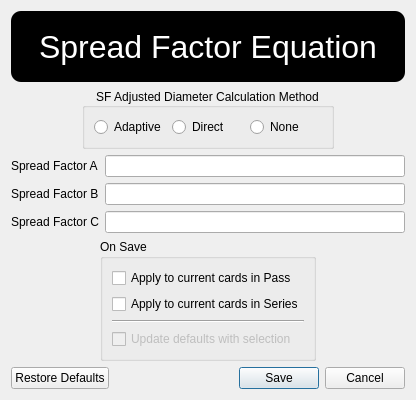
The window that resources/editSpreadFactors.ui (gill14/AccuPatt) describes before a commit, drawn with Qt 5.
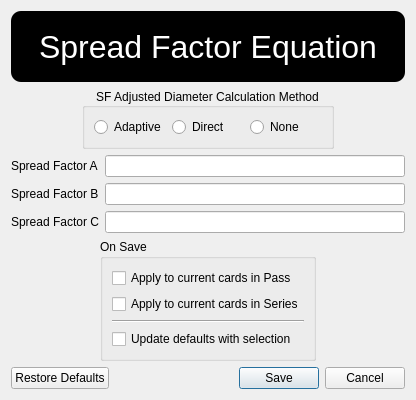
The same window after the commit.

Commit message: edit spread - update/reset defaults

The edit to the form file:
```diff
--- a/resources/editSpreadFactors.ui
+++ b/resources/editSpreadFactors.ui
@@ -234,7 +234,7 @@
         <item>
          <widget class="QCheckBox" name="checkBoxUpdateDefaults">
           <property name="enabled">
-           <bool>false</bool>
+           <bool>true</bool>
           </property>
           <property name="text">
            <string>Update defaults with selection</string>
```
The commit also changes 2 other files.
